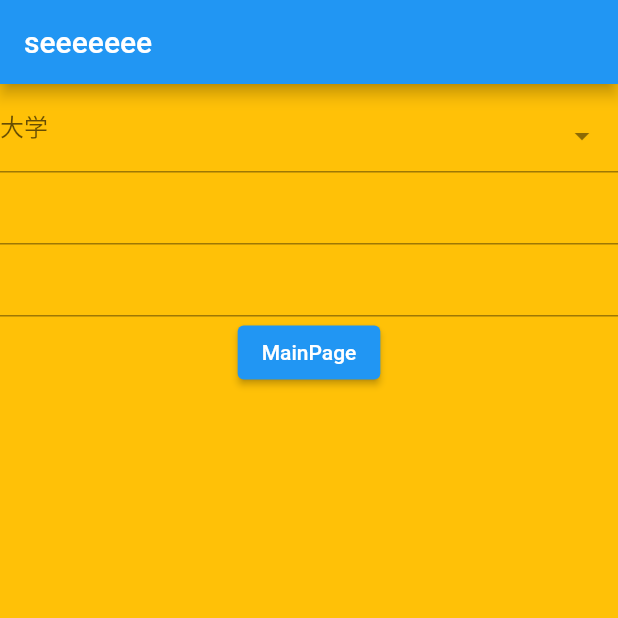
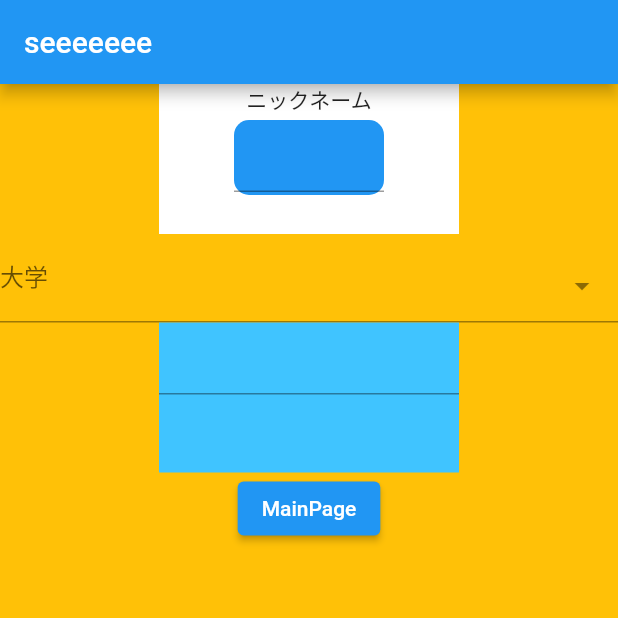
Before and after one commit to mon50/back_calculation, a Flutter app: the screen it shows after launch, on a phone screen of 412 x 824 dp, the top half of it. Run offline on Flutter 3.47's test engine with Material 2 defaults, Android fonts, the phone set to English and light mode, and no system bars; drawn by our look-alikes of select_form_field.

```diff
--- a/lib/information.dart
+++ b/lib/information.dart
@@ -45,6 +45,30 @@ class _InformationPageState extends State<InformationPage> {
       ),
       body: Column(
         children:<Widget>[
+          Center(
+            child:Container(
+              height:100,
+              width:200,
+              child: Column(
+                children: <Widget>[
+                  Text('ニックネーム'),
+                  Padding(
+                    padding: const EdgeInsets.all(3.0),
+                    child: Container(
+                      child: TextFormField(),
+                      width: 100,
+                      height: 50,
+                      decoration: BoxDecoration(
+                        color: kMainColour,
+                        borderRadius: BorderRadius.circular(10),
+                      ),
+                    ),
+                  ),
+                ],
+              ),
+              color: Colors.white,
+            ) ,
+          ),
           SelectFormField(
             type: SelectFormFieldType.dropdown, // or can be dialog
             initialValue: 'circle',
@@ -53,14 +77,16 @@ class _InformationPageState extends State<InformationPage> {
             onChanged: (val) => print(val),
             onSaved: (val) => print(val),
           ),
-          Container(
-            width: double.infinity,
-            child:TextFormField(),
-          ) ,
-          Container(
-            width: double.infinity,
-            child:TextFormField(),
-          ) ,
+          Center(
+            child:Container(
+              height:100,
+              width:200,
+              child:TextFormField(),
+              color: Colors.lightBlueAccent,
+            ) ,
+          ),
+
+
 
           Align(
             alignment: Alignment.bottomCenter,
```
